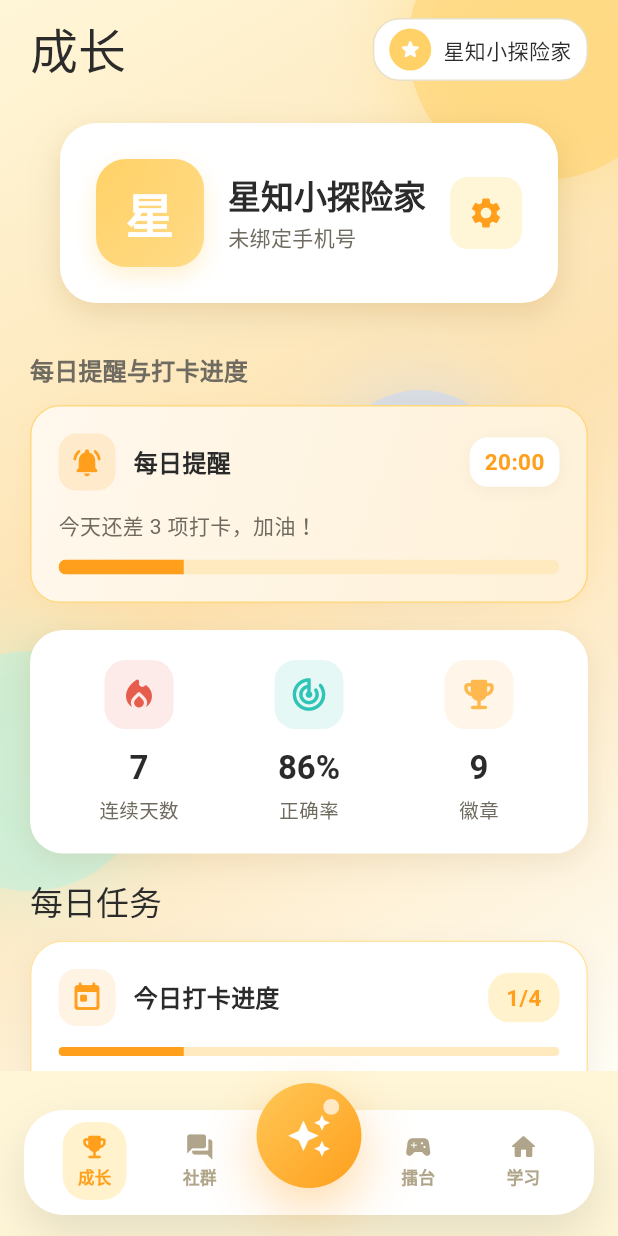
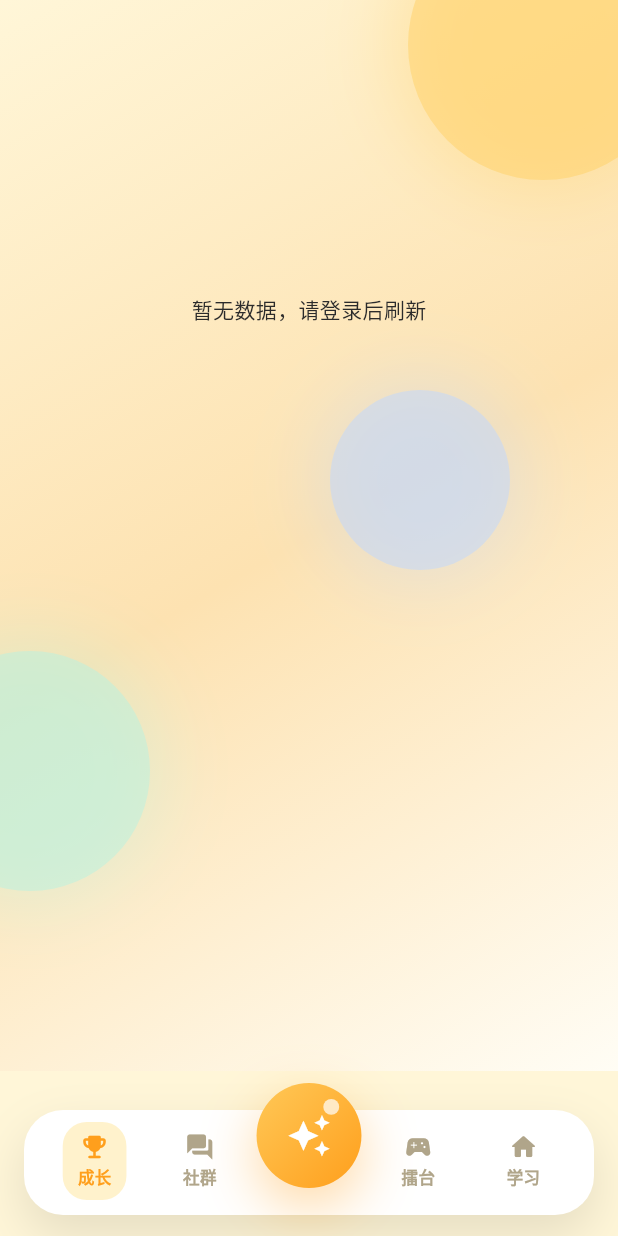
Before and after one commit to guangxingmao/StarLanguage, a Flutter app: the StarKnowShell screen opened directly, on a phone screen of 412 x 824 dp. Run offline on Flutter 3.47's test engine with Material 3 defaults, Android fonts, the light colour scheme and no system bars; our stand-ins replace flutter_svg, image_picker, shared_preferences; accounts and stored records are empty; Roboto replaces fonts that are missing (ZCOOLXiaoWei).

Commit message:
修改growth

```diff
--- a/lib/data/growth_data.dart
+++ b/lib/data/growth_data.dart
@@ -42,15 +42,6 @@ class ReminderData {
         'progress': progress,
         if (remainingCount != null) 'remainingCount': remainingCount,
       };
-
-  static ReminderData fallback() {
-    return const ReminderData(
-      reminderTime: '20:00',
-      message: '今天还差 3 项打卡，加油！',
-      progress: 0.25,
-      remainingCount: 3,
-    );
-  }
 }
 
 /// 成长统计：连续天数、正确率、徽章数
@@ -78,14 +69,6 @@ class GrowthStatsData {
         'accuracyPercent': accuracyPercent,
         'badgeCount': badgeCount,
       };
-
-  static GrowthStatsData fallback() {
-    return const GrowthStatsData(
-      streakDays: 7,
-      accuracyPercent: 86,
-      badgeCount: 9,
-    );
-  }
 }
 
 /// 每日任务项（iconKey 与 UI 图标映射见 [DailyTask.iconKeyToIcon]）
@@ -118,15 +101,6 @@ class DailyTask {
         'label': label,
         'completed': completed,
       };
-
-  static List<DailyTask> fallbackTasks() {
-    return const [
-      DailyTask(iconKey: 'school', label: '学习一个新知识点', completed: true),
-      DailyTask(iconKey: 'video', label: '观看一个视频或图文', completed: false),
-      DailyTask(iconKey: 'arena', label: '参与一次擂台', completed: false),
-      DailyTask(iconKey: 'forum', label: '参与一次社群讨论', completed: false),
-    ];
-  }
 }
 
 /// 今日学习推荐
@@ -155,9 +129,6 @@ class TodayLearningData {
         if (summary != null) 'summary': summary,
       };
 
-  static TodayLearningData fallback() {
-    return const TodayLearningData(title: '还没有学习内容');
-  }
 }
 
 /// 成长双卡行中的一项（如「连续学习」「本周挑战」）
@@ -187,13 +158,6 @@ class GrowthCardItem {
         'value': value,
         'colorHex': colorHex,
       };
-
-  static List<GrowthCardItem> fallbackCards() {
-    return const [
-      GrowthCardItem(title: '连续学习', value: '7 天', colorHex: '#FFD166'),
-      GrowthCardItem(title: '本周挑战', value: '3 / 5', colorHex: '#B8F1E0'),
-    ];
-  }
 }
 
 /// 成长页整页数据（可由后端一次性返回）
@@ -240,25 +204,15 @@ class GrowthPageData {
         if (growthCards != null)
           'growthCards': growthCards!.map((e) => e.toJson()).toList(),
       };
-
-  static GrowthPageData fallback() {
-    return GrowthPageData(
-      reminder: ReminderData.fallback(),
-      stats: GrowthStatsData.fallback(),
-      dailyTasks: DailyTask.fallbackTasks(),
-      todayLearning: TodayLearningData.fallback(),
-      growthCards: GrowthCardItem.fallbackCards(),
-    );
-  }
 }
 
-/// 成长数据仓库：已登录时调 GET /growth，未登录或失败时用本地假数据
+/// 成长数据仓库：已登录时调 GET /growth，未登录或失败时返回 null（由页面展示「暂无数据」）
 class GrowthDataRepository {
-  static Future<GrowthPageData> load() async {
+  static Future<GrowthPageData?> load() async {
     final token = ProfileStore.authToken;
     final baseUrl = AiProxyStore.url.value.replaceAll(RegExp(r'/$'), '');
     if (token == null || token.isEmpty) {
-      return Future.value(GrowthPageData.fallback());
+      return null;
     }
     try {
       final res = await http.get(
@@ -267,10 +221,10 @@ class GrowthDataRepository {
       );
       if (res.statusCode == 200) {
         final data = jsonDecode(res.body) as Map<String, dynamic>?;
-        if (data != null) return Future.value(GrowthPageData.fromJson(data));
+        if (data != null) return GrowthPageData.fromJson(data);
       }
     } catch (_) {}
-    return Future.value(GrowthPageData.fallback());
+    return null;
   }
 
   /// 更新某项每日任务完成状态（需登录）
@@ -350,5 +304,5 @@ class GrowthDataRepository {
   }
 }
 
-/// 成长页数据 Future，与 demoDataFuture 类似，之后可改为 API
-final Future<GrowthPageData> growthDataFuture = GrowthDataRepository.load();
+/// 成长页数据 Future（来自 GET /growth，未登录或失败时为 null）
+final Future<GrowthPageData?> growthDataFuture = GrowthDataRepository.load();
--- a/lib/main.dart
+++ b/lib/main.dart
@@ -18,6 +18,7 @@ import 'data/demo_data.dart';
 import 'data/community_data.dart';
 import 'data/ai_proxy.dart';
 import 'screens/arena/arena_page.dart';
+import 'screens/auth/auth_page.dart';
 import 'screens/community/community_page.dart';
 import 'screens/growth/growth_page.dart';
 import 'screens/growth/profile_page.dart' show AchievementUnlockPopup, BadgeWall;
@@ -98,9 +99,17 @@ class _SplashScreenState extends State<SplashScreen> {
       }
     });
     Future.delayed(const Duration(milliseconds: 1400), () {
-      if (mounted) {
+      if (!mounted) return;
+      final isLoggedIn = ProfileStore.profile.value.isLoggedIn;
+      if (isLoggedIn) {
         Navigator.of(context).pushReplacement(
           MaterialPageRoute(builder: (_) => const StarKnowShell()),
+        );
+      } else {
+        Navigator.of(context).pushReplacement(
+          MaterialPageRoute(
+            builder: (_) => const AuthPage(routeOnSuccess: StarKnowShell()),
+          ),
         );
       }
     });
@@ -145,8 +154,8 @@ class StarKnowShell extends StatefulWidget {
 class _StarKnowShellState extends State<StarKnowShell> {
   int _index = 0;
 
-  final _pages = const [
-    GrowthPage(),
+  List<Widget> get _pages => [
+    GrowthPage(selectedTabIndex: _index),
     CommunityPage(),
     AssistantPage(),
     ArenaPage(),
--- a/lib/screens/growth/growth_page.dart
+++ b/lib/screens/growth/growth_page.dart
@@ -8,9 +8,41 @@ import 'growth_cards.dart';
 import 'profile_card.dart';
 import 'profile_page.dart';
 
-/// 成长页：我的、每日提醒、打卡、今日学习（数据来自 [GrowthPageData]，可后端接口填充）
-class GrowthPage extends StatelessWidget {
-  const GrowthPage({super.key});
+/// 成长页：我的、每日提醒、打卡、今日学习（数据来自 GET /growth 接口）
+class GrowthPage extends StatefulWidget {
+  const GrowthPage({super.key, this.selectedTabIndex});
+
+  /// 当前选中的底部 Tab 下标，0 表示本页。传入后切回本 Tab 时会自动重新请求接口以展示最新数据。
+  final int? selectedTabIndex;
+
+  @override
+  State<GrowthPage> createState() => _GrowthPageState();
+}
+
+class _GrowthPageState extends State<GrowthPage> {
+  late Future<GrowthPageData?> _dataFuture;
+
+  @override
+  void initState() {
+    super.initState();
+    _dataFuture = GrowthDataRepository.load();
+  }
+
+  @override
+  void didUpdateWidget(covariant GrowthPage oldWidget) {
+    super.didUpdateWidget(oldWidget);
+    final idx = widget.selectedTabIndex;
+    final wasOther = oldWidget.selectedTabIndex != null && oldWidget.selectedTabIndex != 0;
+    if (idx == 0 && wasOther) {
+      _refreshData();
+    }
+  }
+
+  void _refreshData() {
+    setState(() {
+      _dataFuture = GrowthDataRepository.load();
+    });
+  }
 
   @override
   Widget build(BuildContext context) {
@@ -18,17 +50,47 @@ class GrowthPage extends StatelessWidget {
       children: [
         const StarryBackground(),
         SafeArea(
-          child: FutureBuilder<GrowthPageData>(
-            future: growthDataFuture,
+          child: FutureBuilder<GrowthPageData?>(
+            future: _dataFuture,
             builder: (context, snapshot) {
-              final data = snapshot.data ?? GrowthPageData.fallback();
-              return ListView(
+              if (snapshot.connectionState == ConnectionState.waiting && !snapshot.hasData) {
+                return const Center(child: CircularProgressIndicator());
+              }
+              final data = snapshot.data;
+              if (data == null) {
+                return RefreshIndicator(
+                  onRefresh: () async {
+                    _refreshData();
+                    await _dataFuture;
+                  },
+                  child: SingleChildScrollView(
+                    physics: const AlwaysScrollableScrollPhysics(),
+                    child: SizedBox(
+                      height: MediaQuery.of(context).size.height * 0.5,
+                      child: const Center(
+                        child: Text('暂无数据，请登录后刷新'),
+                      ),
+                    ),
+                  ),
+                );
+              }
+              return RefreshIndicator(
+                onRefresh: () async {
+                  _refreshData();
+                  await _dataFuture;
+                },
+                child: ListView(
                   padding: const EdgeInsets.fromLTRB(20, 12, 20, 120),
                   children: [
                     Row(
                       children: [
                         Text('成长', style: Theme.of(context).textTheme.headlineLarge),
                         const Spacer(),
+                        IconButton(
+                          icon: const Icon(Icons.refresh_rounded),
+                          onPressed: _refreshData,
+                          tooltip: '刷新',
+                        ),
                         ValueListenableBuilder<UserProfile>(
                         valueListenable: ProfileStore.profile,
                         builder: (context, profile, _) {
@@ -106,6 +168,7 @@ class GrowthPage extends StatelessWidget {
                     child: TodayLearningCard(data: data.todayLearning),
                   ),
                   ],
+                ),
               );
             },
           ),
```
Also changed, not shown: lib/screens/auth/auth_page.dart (+259 -137 lines), 8 other files. Lines whose indentation alone changed are shown as unchanged.
